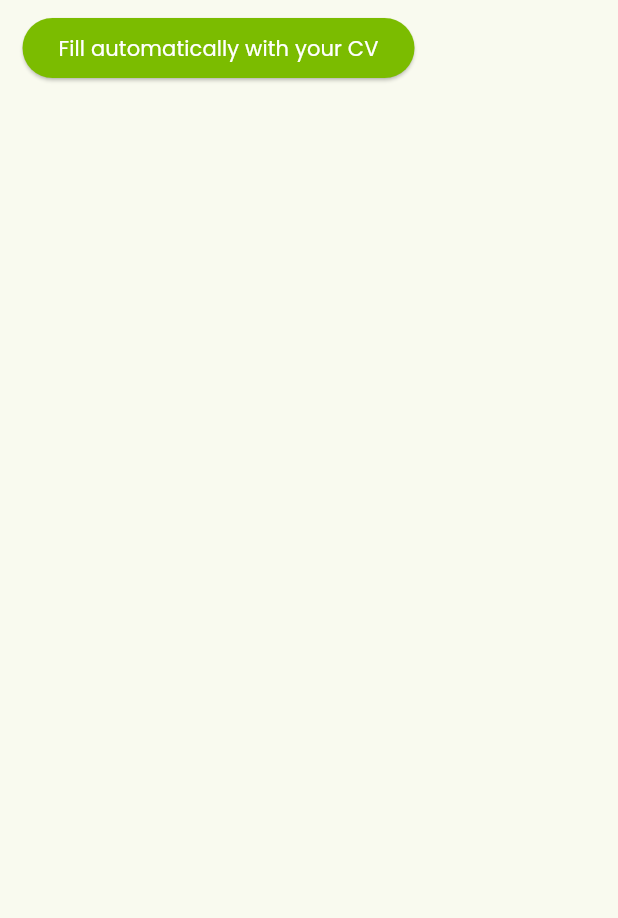
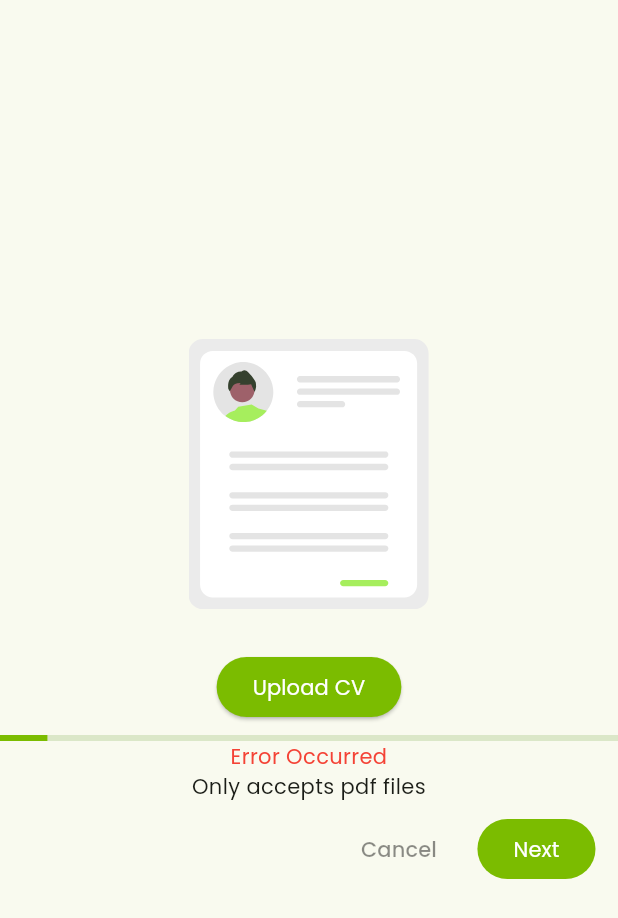
Before and after one commit to ziadhassan7/amam_job_seeker, a Flutter app: the ResumePage screen opened directly, on a phone screen of 412 x 824 dp. Shown: the top 918 px of the screen. Run offline on Flutter 3.47's test engine with Material 2 defaults, Android fonts, the phone set to English and light mode, and no system bars; our stand-ins replace cloud_firestore, dio, file_picker, firebase_auth, firebase_core, firebase_database and 4 more; accounts and stored records are empty; generated files the repository leaves out were written again.

Commit message:
polish ui

```diff
--- a/lib/futures/profile/presentation/pages/profile_page.dart
+++ b/lib/futures/profile/presentation/pages/profile_page.dart
@@ -15,7 +15,7 @@ class ProfilePage extends StatelessWidget {
 
     return Scaffold(
       appBar: AppBar(
-        backgroundColor: AppColor.accentBackground,
+        backgroundColor: Colors.white,
         leading: const Icon(
           Icons.arrow_back_ios_new_outlined,
           color: AppColor.accentDark,
--- a/lib/futures/resume/presentation/pages/resume_page.dart
+++ b/lib/futures/resume/presentation/pages/resume_page.dart
@@ -1,5 +1,9 @@
+import 'package:amam_job_seeker_assessment/core/app_router.dart';
+import 'package:amam_job_seeker_assessment/core/styles/app_colors.dart';
+import 'package:amam_job_seeker_assessment/futures/app_common_widgets/text_view.dart';
+import 'package:amam_job_seeker_assessment/futures/home/presentation/pages/home_page.dart';
 import 'package:flutter/material.dart';
-
+import 'package:flutter_svg/flutter_svg.dart';
 import '../../../app_common_widgets/custom_button.dart';
 import '../manager/resume_controller.dart';
 
@@ -11,17 +15,58 @@ class ResumePage extends StatelessWidget {
     return Scaffold(
       body: SafeArea(
 
+        child: Center(
+          child: SingleChildScrollView(
+
             child: Column(
+              crossAxisAlignment: CrossAxisAlignment.center,
+
               children: [
+
+                // Cv - illustration
+                SvgPicture.asset("assets/resume_ill.svg"),
+
+                spaceAlignment(),
+
+                // Upload Cv - btn
                 CustomButton(
-              label: "Fill automatically with your CV",
+                  label: "Upload CV",
                   onPressed: () async {
                     await ResumeController.pickFileAndUploadCv();
                   },
                 ),
+
+                const LinearProgressIndicator(color: AppColor.accent,),
+
+                const TextView("Error Occurred", color: Colors.red,),
+
+                // Info Text
+                const TextView("Only accepts pdf files"),
+
+                Row(
+                  children: [
+                    const Spacer(),
+
+                    TextButton(
+                      onPressed: (){
+                        AppRouter.navigateTo(context, const HomePage(isLogged: true));
+                      },
+
+                      child: const TextView("Cancel", color: Colors.black45,)),
+
+                    const CustomButton(
+                      label: "Next",
+                      onPressed: null,
+                    )
                   ],
+                )
+              ],
+            ),
+          ),
         ),
       ),
     );
   }
+
+  spaceAlignment() => const SizedBox(height: 20,);
 }
--- a/lib/main.dart
+++ b/lib/main.dart
@@ -17,6 +17,7 @@ class MyApp extends StatelessWidget {
   @override
   Widget build(BuildContext context) {
     return MaterialApp(
+      debugShowCheckedModeBanner: false,
       title: 'Amam: Job Seeking',
       theme: ThemeData(
         colorScheme: ColorScheme.fromSeed(seedColor: Colors.lightGreenAccent),
```
Also changed, not shown: lib/futures/auth/presentation/pages/login_page.dart (+8 -9 lines), lib/futures/auth/presentation/pages/register_page.dart (+6 -15 lines), lib/futures/auth/presentation/widget/leading_text.dart (added, +17 -0 lines). Lines whose indentation alone changed are shown as unchanged.
